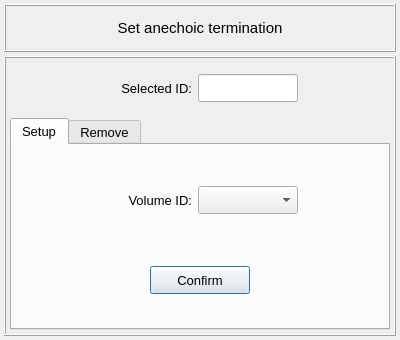
First picture: the form in vibra/interface/data/ui_files/model/setup/acoustic/set_anechoic_termination_input.ui, repository MOPT-UFSC/VIBRA, before the edit.
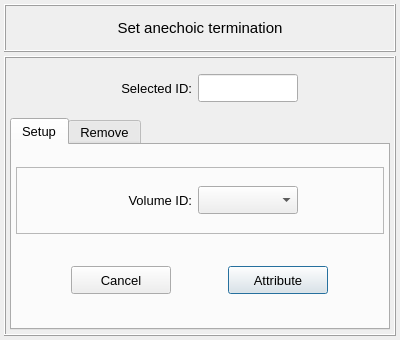
Second picture: the form after the edit.

```diff
--- a/vibra/interface/data/ui_files/model/setup/acoustic/set_anechoic_termination_input.ui
+++ b/vibra/interface/data/ui_files/model/setup/acoustic/set_anechoic_termination_input.ui
@@ -164,7 +164,7 @@
        <number>4</number>
       </property>
       <item row="1" column="0">
-       <widget class="QTabWidget" name="tabWidget_anechoic_termination">
+       <widget class="QTabWidget" name="tabWidget_main">
         <property name="minimumSize">
          <size>
           <width>360</width>
@@ -205,76 +205,6 @@
           <property name="spacing">
            <number>2</number>
           </property>
-          <item row="2" column="0">
-           <widget class="QFrame" name="frame_7">
-            <property name="minimumSize">
-             <size>
-              <width>340</width>
-              <height>40</height>
-             </size>
-            </property>
-            <property name="maximumSize">
-             <size>
-              <width>400</width>
-              <height>100</height>
-             </size>
-            </property>
-            <property name="frameShape">
-             <enum>QFrame::NoFrame</enum>
-            </property>
-            <property name="frameShadow">
-             <enum>QFrame::Raised</enum>
-            </property>
-            <layout class="QGridLayout" name="gridLayout_11">
-             <property name="leftMargin">
-              <number>0</number>
-             </property>
-             <property name="topMargin">
-              <number>0</number>
-             </property>
-             <property name="rightMargin">
-              <number>0</number>
-             </property>
-             <property name="bottomMargin">
-              <number>0</number>
-             </property>
-             <property name="spacing">
-              <number>0</number>
-             </property>
-             <item row="0" column="0">
-              <widget class="QPushButton" name="pushButton_confirm">
-               <property name="minimumSize">
-                <size>
-                 <width>100</width>
-                 <height>28</height>
-                </size>
-               </property>
-               <property name="maximumSize">
-                <size>
-                 <width>100</width>
-                 <height>28</height>
-                </size>
-               </property>
-               <property name="font">
-                <font>
-                 <family>MS Shell Dlg 2</family>
-                 <pointsize>10</pointsize>
-                 <weight>50</weight>
-                 <italic>false</italic>
-                 <bold>false</bold>
-                </font>
-               </property>
-               <property name="styleSheet">
-                <string notr="true"/>
-               </property>
-               <property name="text">
-                <string>Confirm</string>
-               </property>
-              </widget>
-             </item>
-            </layout>
-           </widget>
-          </item>
           <item row="1" column="0">
            <widget class="QFrame" name="frame_9">
             <property name="frameShape">
@@ -302,6 +232,15 @@
              <property name="verticalSpacing">
               <number>2</number>
              </property>
+             <item row="0" column="2">
+              <widget class="QFrame" name="frame_4">
+               <property name="frameShape">
+                <enum>QFrame::StyledPanel</enum>
+               </property>
+               <property name="frameShadow">
+                <enum>QFrame::Raised</enum>
+               </property>
+               <layout class="QGridLayout" name="gridLayout_2">
              <item row="0" column="1">
               <widget class="QLabel" name="label_3">
                <property name="minimumSize">
@@ -360,6 +299,19 @@
                </property>
               </widget>
              </item>
+                <item row="0" column="0">
+                 <spacer name="horizontalSpacer">
+                  <property name="orientation">
+                   <enum>Qt::Horizontal</enum>
+                  </property>
+                  <property name="sizeHint" stdset="0">
+                   <size>
+                    <width>40</width>
+                    <height>20</height>
+                   </size>
+                  </property>
+                 </spacer>
+                </item>
              <item row="0" column="3">
               <spacer name="horizontalSpacer_2">
                <property name="orientation">
@@ -373,18 +325,109 @@
                </property>
               </spacer>
              </item>
+               </layout>
+              </widget>
+             </item>
+            </layout>
+           </widget>
+          </item>
+          <item row="2" column="0">
+           <widget class="QFrame" name="frame_11">
+            <property name="minimumSize">
+             <size>
+              <width>340</width>
+              <height>40</height>
+             </size>
+            </property>
+            <property name="maximumSize">
+             <size>
+              <width>16777215</width>
+              <height>16777215</height>
+             </size>
+            </property>
+            <property name="frameShape">
+             <enum>QFrame::NoFrame</enum>
+            </property>
+            <property name="frameShadow">
+             <enum>QFrame::Raised</enum>
+            </property>
+            <layout class="QGridLayout" name="gridLayout_14">
+             <property name="leftMargin">
+              <number>0</number>
+             </property>
+             <property name="topMargin">
+              <number>0</number>
+             </property>
+             <property name="rightMargin">
+              <number>0</number>
+             </property>
+             <property name="bottomMargin">
+              <number>0</number>
+             </property>
+             <property name="spacing">
+              <number>0</number>
+             </property>
+             <item row="0" column="1">
+              <widget class="QPushButton" name="pushButton_attribute">
+               <property name="minimumSize">
+                <size>
+                 <width>100</width>
+                 <height>28</height>
+                </size>
+               </property>
+               <property name="maximumSize">
+                <size>
+                 <width>100</width>
+                 <height>28</height>
+                </size>
+               </property>
+               <property name="font">
+                <font>
+                 <family>MS Shell Dlg 2</family>
+                 <pointsize>10</pointsize>
+                 <weight>50</weight>
+                 <italic>false</italic>
+                 <bold>false</bold>
+                </font>
+               </property>
+               <property name="styleSheet">
+                <string notr="true"/>
+               </property>
+               <property name="text">
+                <string>Attribute</string>
+               </property>
+              </widget>
+             </item>
              <item row="0" column="0">
-              <spacer name="horizontalSpacer">
-               <property name="orientation">
-                <enum>Qt::Horizontal</enum>
+              <widget class="QPushButton" name="pushButton_cancel">
+               <property name="minimumSize">
+                <size>
+                 <width>100</width>
+                 <height>28</height>
+                </size>
                </property>
-               <property name="sizeHint" stdset="0">
+               <property name="maximumSize">
                 <size>
-                 <width>40</width>
-                 <height>20</height>
+                 <width>100</width>
+                 <height>28</height>
                 </size>
                </property>
-              </spacer>
+               <property name="font">
+                <font>
+                 <family>MS Shell Dlg 2</family>
+                 <pointsize>10</pointsize>
+                 <weight>50</weight>
+                 <italic>false</italic>
+                 <bold>false</bold>
+                </font>
+               </property>
+               <property name="styleSheet">
+                <string notr="true"/>
+               </property>
+               <property name="text">
+                <string>Cancel</string>
+               </property>
+              </widget>
              </item>
             </layout>
            </widget>
@@ -479,7 +522,7 @@
               </widget>
              </item>
              <item row="0" column="1">
-              <widget class="QPushButton" name="pushButton_remove_bc_confirm">
+              <widget class="QPushButton" name="pushButton_remove">
                <property name="minimumSize">
                 <size>
                  <width>100</width>
```
Lines whose indentation alone changed are shown as unchanged.
